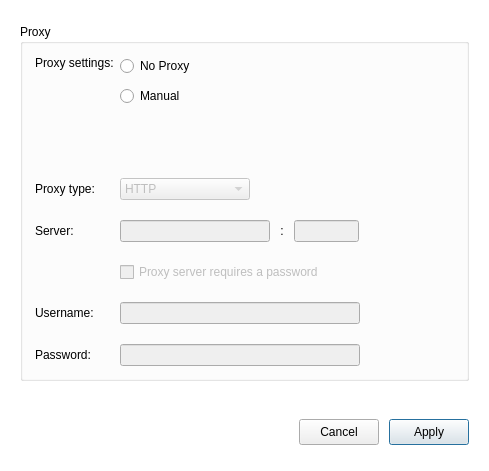
The window that src/MEGASync/gui/ui/ProxySettings.ui (meganz/MEGAsync) describes before a commit, drawn with Qt 5.
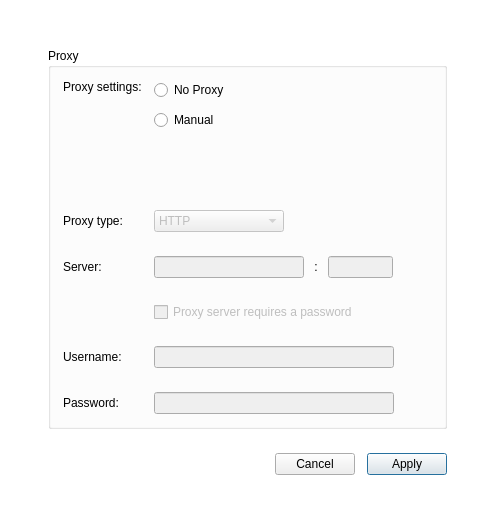
The same window after the commit. Icons and pictures are not drawn. Custom widgets are drawn as their Qt base class.

Commit message: SNC-5992. Convert proxy to sheet dialog.

```diff
--- a/src/MEGASync/gui/ui/ProxySettings.ui
+++ b/src/MEGASync/gui/ui/ProxySettings.ui
@@ -9,12 +9,12 @@
    <rect>
     <x>0</x>
     <y>0</y>
-    <width>489</width>
-    <height>471</height>
+    <width>495</width>
+    <height>512</height>
    </rect>
   </property>
   <property name="sizePolicy">
-   <sizepolicy hsizetype="Preferred" vsizetype="Fixed">
+   <sizepolicy hsizetype="Preferred" vsizetype="Preferred">
     <horstretch>0</horstretch>
     <verstretch>0</verstretch>
    </sizepolicy>
@@ -53,16 +53,16 @@
     <number>24</number>
    </property>
    <property name="leftMargin">
-    <number>20</number>
+    <number>48</number>
    </property>
    <property name="topMargin">
-    <number>10</number>
+    <number>48</number>
    </property>
    <property name="rightMargin">
-    <number>20</number>
+    <number>48</number>
    </property>
    <property name="bottomMargin">
-    <number>10</number>
+    <number>48</number>
    </property>
    <item>
     <widget class="QGroupBox" name="gProxy">
@@ -98,10 +98,10 @@
        <number>12</number>
       </property>
       <property name="horizontalSpacing">
-       <number>6</number>
+       <number>12</number>
       </property>
       <property name="verticalSpacing">
-       <number>20</number>
+       <number>24</number>
       </property>
       <item row="13" column="0">
        <widget class="QLabel" name="lProxyUsername">
@@ -478,7 +478,7 @@
      </property>
      <layout class="QHBoxLayout" name="buttonBoxLayout">
       <property name="spacing">
-       <number>10</number>
+       <number>12</number>
       </property>
       <property name="leftMargin">
        <number>0</number>
@@ -510,13 +510,13 @@
         <property name="minimumSize">
          <size>
           <width>0</width>
-          <height>26</height>
+          <height>0</height>
          </size>
         </property>
         <property name="maximumSize">
          <size>
           <width>16777215</width>
-          <height>26</height>
+          <height>16777215</height>
          </size>
         </property>
         <property name="cursor">
@@ -538,13 +538,13 @@
         <property name="minimumSize">
          <size>
           <width>0</width>
-          <height>26</height>
+          <height>0</height>
          </size>
         </property>
         <property name="maximumSize">
          <size>
           <width>16777215</width>
-          <height>26</height>
+          <height>16777215</height>
          </size>
         </property>
         <property name="cursor">
```
Left out of the diff: 4 changed lines with no effect on the pictures.
